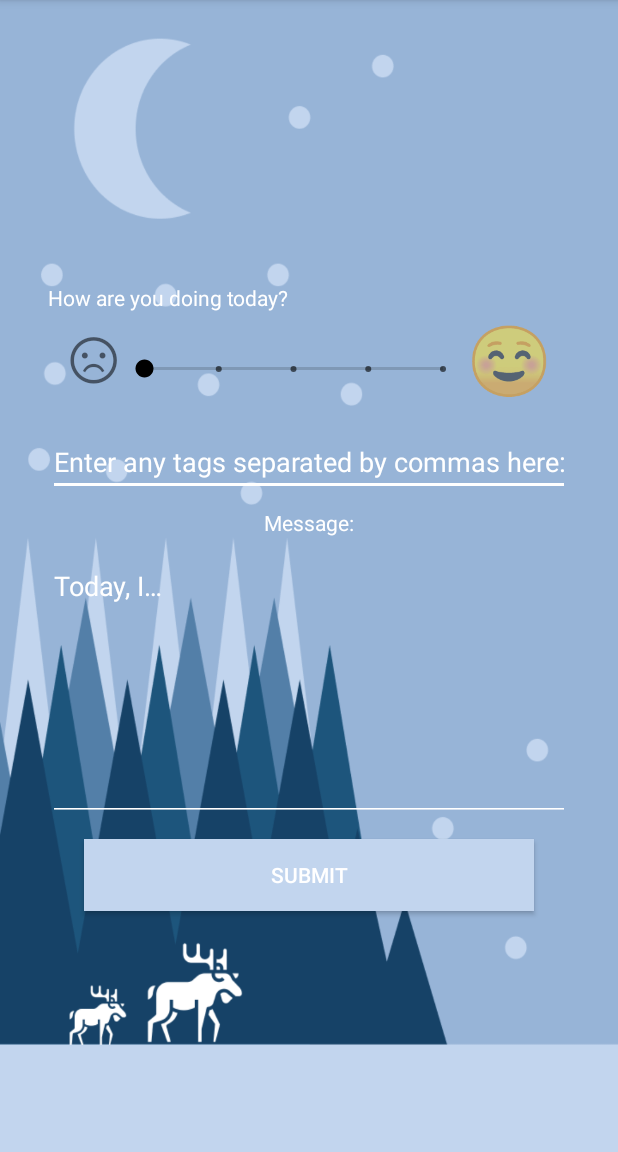
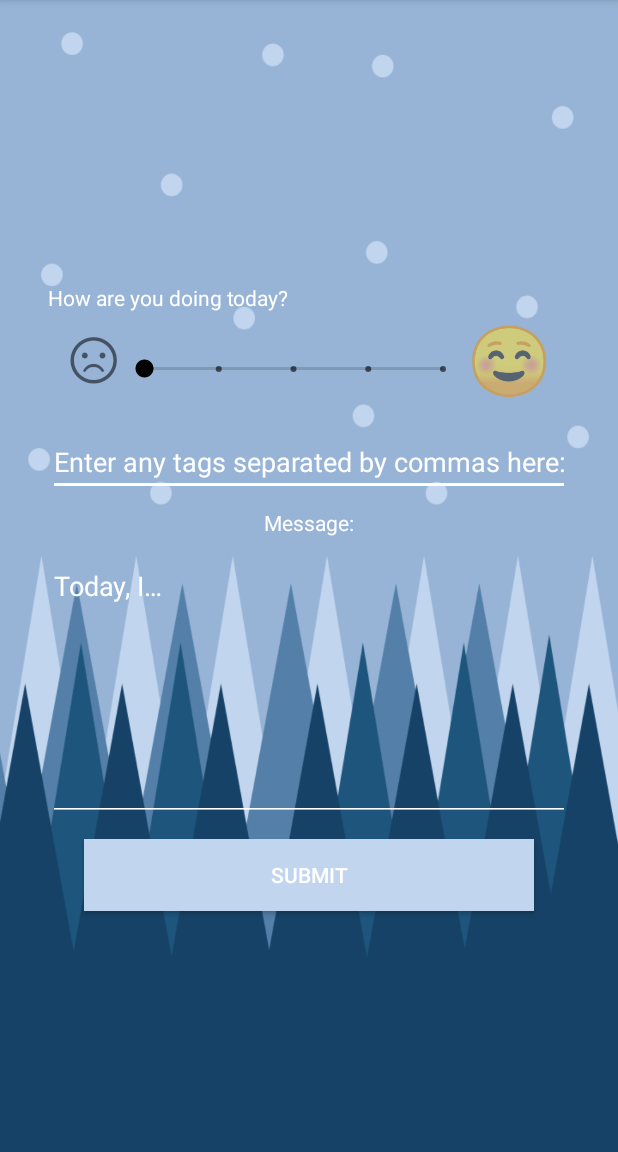
Before and after one commit to Poplica/Feelings-Diary, an Android app: the CreateEntryActivity screen opened directly, with no data from a screen before it, on a phone screen of 412 x 824 dp, the part 84-1236 px from its top. Run offline under Robolectric (Android 15) with nearby library versions, the phone set to English and light mode, and no system bars; our stand-ins replace Firebase (no records; nobody signed in at launch, a user with empty details on screens opened directly).

Commit message:
updated bg for create entry

```diff
--- a/app/src/main/res/layout/activity_create_entry.xml
+++ b/app/src/main/res/layout/activity_create_entry.xml
@@ -1,7 +1,7 @@
 <?xml version="1.0" encoding="utf-8"?>
 <LinearLayout xmlns:android="http://schemas.android.com/apk/res/android"
     xmlns:tools="http://schemas.android.com/tools"
-    android:background="@drawable/background_home"
+    android:background="@drawable/background_generic"
     android:id="@+id/container"
     android:layout_width="match_parent"
     android:layout_height="match_parent"
```
